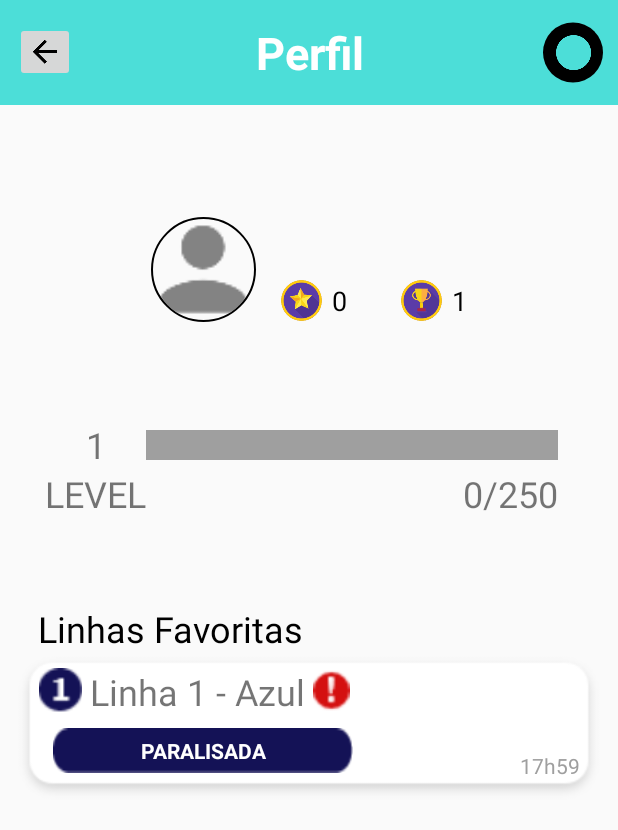
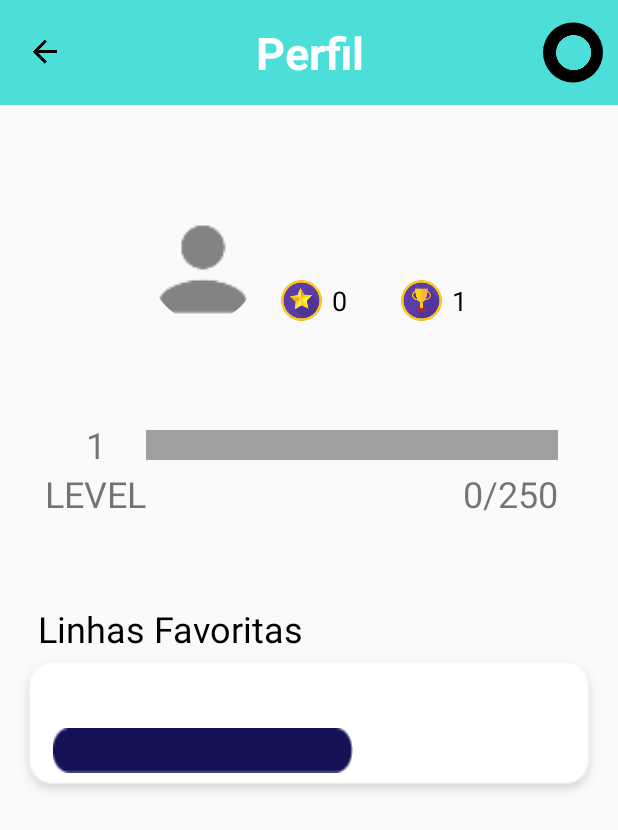
Before and after one commit to matheuslanca/SeVira, an Android app: the ProfileActivity screen opened directly, with no data from a screen before it, on a phone screen of 412 x 824 dp. Shown: the top 830 px of the screen. Run offline under Robolectric (Android 15) with nearby library versions, the phone set to English and light mode, and no system bars; our stand-ins replace CircleImageView, Firebase (no records; nobody signed in at launch, a user with empty details on screens opened directly), Picasso; pictures from the network do not load; 10 statements that could not run were skipped.

Commit message:
June 13th commit

```diff
--- a/app/src/main/java/com/subwayinovators/sevira/ProfileActivity.java
+++ b/app/src/main/java/com/subwayinovators/sevira/ProfileActivity.java
@@ -36,9 +36,11 @@ public class ProfileActivity extends AppCompatActivity {
     // Criando elementos do XML
     private ImageButton btnBack;
     private CircleImageView btnSettings;
-    private ImageView imgProfilePic;
+    private ImageView imgProfilePic, imgLinhaFav, imgSituacaoLinhaFav;
     private ProgressBar pbPontuacao;
-    private TextView txtLevelPb, txtLevel, txtProgress, txtScore, txtUsername;
+    private TextView txtLevelPb, txtLevel, txtProgress, txtScore, txtUsername, txtLinhaFav, txtSituacaoLinhaFav, txtHoraLinhaFav;
+
+
 
     // Criando elementos do BD
     private FirebaseAuth auth;
@@ -67,6 +69,14 @@ public class ProfileActivity extends AppCompatActivity {
         txtProgress = findViewById(R.id.txtProgress);
         txtScore = findViewById(R.id.txtScore);
         txtUsername = findViewById(R.id.txtUsername);
+
+        // Elementos de linha favorita
+        imgLinhaFav = findViewById(R.id.imgLinhaFav);
+        imgSituacaoLinhaFav = findViewById(R.id.imgSituacaoLinhaFav);
+        txtLinhaFav = findViewById(R.id.txtLinhaFav);
+        txtSituacaoLinhaFav = findViewById(R.id.txtSituacaoLinhaFav);
+        txtHoraLinhaFav = findViewById(R.id.txtHoraLinhaFav);
+        layoutLinha
 
         // Inicializando elementos do BD
         auth = FirebaseAuth.getInstance();
@@ -101,6 +111,9 @@ public class ProfileActivity extends AppCompatActivity {
 
                 pbPontuacao.setMax(levelSize);
                 pbPontuacao.setProgress(myProgress);
+
+                int linhaFav = userInformation.getLinhaFavorita();
+                setLinhaFavorita(linhaFav);
 
 
                 if(!userInformation.getProfilepic().equals("")) {
@@ -139,4 +152,50 @@ public class ProfileActivity extends AppCompatActivity {
 
     }
 
+    public void setLinhaFavorita(int linha){
+        switch(linha){
+            case 1:
+                imgLinhaFav.setImageDrawable(getDrawable(R.drawable.linha_azul));
+//                imgSituacaoLinhaFav
+                txtLinhaFav.setText(R.string.linha_azul);
+//                txtSituacaoLinhaFav
+//                txtHoraLinhaFav
+                break;
+
+            case 2:
+                imgLinhaFav.setImageDrawable(getDrawable(R.drawable.linha_verde));
+//                imgSituacaoLinhaFav
+                txtLinhaFav.setText(R.string.linha_verde);
+//                txtSituacaoLinhaFav
+//                txtHoraLinhaFav
+                break;
+
+            case 3:
+                imgLinhaFav.setImageDrawable(getDrawable(R.drawable.linha_vermelha));
+//                imgSituacaoLinhaFav
+                txtLinhaFav.setText(R.string.linha_vermelha);
+//                txtSituacaoLinhaFav
+//                txtHoraLinhaFav
+                break;
+
+            case 4:
+                imgLinhaFav.setImageDrawable(getDrawable(R.drawable.linha_amarela));
+//                imgSituacaoLinhaFav
+                txtLinhaFav.setText(R.string.linha_azul);
+//                txtSituacaoLinhaFav
+//                txtHoraLinhaFav
+                break;
+
+            default:
+                imgLinhaFav.setImageDrawable(null);
+                imgSituacaoLinhaFav.setImageDrawable(null);
+                txtLinhaFav.setText("");
+                txtSituacaoLinhaFav.setText("");
+                txtHoraLinhaFav.setText("");
+
+
+
+
+        }
+    }
 }
--- a/app/src/main/res/layout/activity_profile.xml
+++ b/app/src/main/res/layout/activity_profile.xml
@@ -26,6 +26,7 @@
                 android:layout_height="40dp"
                 android:layout_centerVertical="true"
                 android:layout_marginStart="10dp"
+                android:background="@null"
                 app:srcCompat="@mipmap/ic_arrow_back_black_24dp" />
 
             <TextView
@@ -78,7 +79,7 @@
                     android:clickable="true"
                     android:focusable="true"
                     android:src="@drawable/ic_profilepic"
-                    app:civ_border_width="1dp"
+                    app:civ_border_width="0dp"
                     app:layout_constraintStart_toStartOf="parent"
                     app:layout_constraintTop_toTopOf="parent" />
 
@@ -207,7 +208,7 @@
                 app:layout_constraintTop_toBottomOf="@id/txtTituloPb">
 
                 <ImageView
-                    android:id="@+id/imgLinhaAzul"
+                    android:id="@+id/imgLinhaFav"
                     android:layout_width="30dp"
                     android:layout_height="30dp"
                     android:layout_marginStart="15dp"
@@ -215,7 +216,7 @@
                     android:src="@drawable/linha_azul" />
 
                 <TextView
-                    android:id="@+id/txtLinhaAzul"
+                    android:id="@+id/txtLinhaFav"
                     android:layout_width="wrap_content"
                     android:layout_height="30dp"
                     android:layout_marginStart="50dp"
@@ -224,23 +225,24 @@
                     android:textSize="24sp" />
 
                 <ImageView
-                    android:id="@+id/imgSituacaoLinhaAzul"
+                    android:id="@+id/imgSituacaoLinhaFav"
                     android:layout_width="30dp"
                     android:layout_height="30dp"
                     android:layout_marginStart="2dp"
                     android:layout_marginTop="10dp"
-                    android:layout_toRightOf="@id/txtLinhaAzul"
+                    android:layout_toRightOf="@id/txtLinhaFav"
                     android:src="@drawable/estado3" />
 
                 <RelativeLayout
                     android:layout_width="200dp"
                     android:layout_height="30dp"
-                    android:layout_below="@id/imgLinhaAzul"
+                    android:layout_below="@id/imgLinhaFav"
                     android:layout_marginStart="25dp"
                     android:layout_marginTop="10dp"
                     android:background="@drawable/retangulo_linhaazul">
 
                     <TextView
+                        android:id="@+id/txtSituacaoLinhaFav"
                         android:layout_width="wrap_content"
                         android:layout_height="wrap_content"
                         android:layout_alignParentStart="true"
@@ -257,6 +259,7 @@
                 </RelativeLayout>
 
                 <TextView
+                    android:id="@+id/txtHoraLinhaFav"
                     android:layout_width="wrap_content"
                     android:layout_height="wrap_content"
                     android:layout_alignParentEnd="true"
```
Also changed, not shown: app/src/main/res/layout/activity_main.xml (+5 -5 lines).
